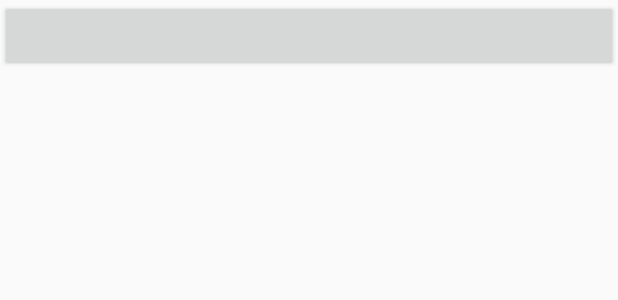
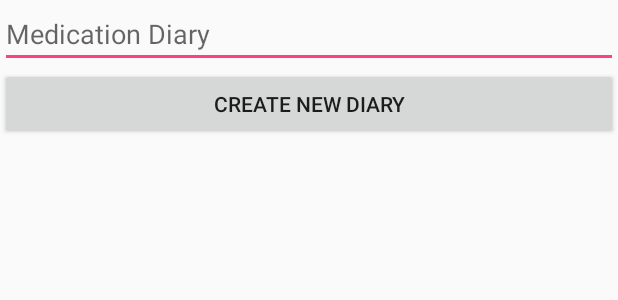
Before and after one commit to Seichis/Symptoms, an Android app: the layout fragment_diary.xml on its own in the app's theme, with its tools: preview values and no code run, on a phone screen of 412 x 824 dp. Shown: the top 300 px of the screen. Run offline under Robolectric (Android 15) with nearby library versions, the phone set to English and light mode, and no system bars.

```diff
--- a/app/src/main/java/com/masterthesis/personaldata/symptoms/DAO/model/DatabaseHelper.java
+++ b/app/src/main/java/com/masterthesis/personaldata/symptoms/DAO/model/DatabaseHelper.java
@@ -16,7 +16,7 @@ import com.j256.ormlite.table.TableUtils;
 public class DatabaseHelper extends OrmLiteSqliteOpenHelper {
 
     private static final String DATABASE_NAME = "symptoms_first.db";
-    private static final int DATABASE_VERSION = 18;
+    private static final int DATABASE_VERSION = 20;
     private final String LOG_NAME = getClass().getName();
     private Dao<Diary, Integer> diaryDAO;
     private Dao<Symptom, Integer> symptomDAO;
--- a/app/src/main/java/com/masterthesis/personaldata/symptoms/MyApplication.java
+++ b/app/src/main/java/com/masterthesis/personaldata/symptoms/MyApplication.java
@@ -8,8 +8,6 @@ import butterknife.ButterKnife;
 
 public class MyApplication extends Application {
 
-    private static SharedPreferences preferences;
-    private static SharedPreferences.Editor editor;
     // Debugging switch
     public static final boolean APPDEBUG = false;
 
@@ -23,9 +21,6 @@ public class MyApplication extends Application {
 
         ButterKnife.setDebug(BuildConfig.DEBUG);
 
-        preferences = getSharedPreferences("com.masterthesis.personaldata.symptoms", Context.MODE_PRIVATE);
-        editor=preferences.edit();
-
     }
 
 }
--- a/app/src/main/java/com/masterthesis/personaldata/symptoms/dragNdrop/ItemAdapter.java
+++ b/app/src/main/java/com/masterthesis/personaldata/symptoms/dragNdrop/ItemAdapter.java
@@ -1,6 +1,7 @@
 package com.masterthesis.personaldata.symptoms.dragNdrop;
 
 import android.content.Context;
+import android.graphics.Color;
 import android.view.LayoutInflater;
 import android.view.View;
 import android.view.ViewGroup;
@@ -64,6 +65,10 @@ public class ItemAdapter extends ArrayAdapter<Item> implements SpanVariableGridV
             itemViewHolder.itemTitle = (TextView) convertView.findViewById(R.id.textViewTitle);
             itemViewHolder.itemDescription = (TextView) convertView.findViewById(R.id.textViewDescription);
             itemViewHolder.itemIcon = (ImageView) convertView.findViewById(R.id.imageViewIcon);
+            // The first item of the list is considered the active Diary so make it green
+            if (position == 0) {
+                convertView.setBackgroundColor(Color.GREEN);
+            }
             convertView.setTag(itemViewHolder);
 
         } else {
--- a/app/src/main/res/layout/fragment_diary.xml
+++ b/app/src/main/res/layout/fragment_diary.xml
@@ -1,26 +1,41 @@
 <RelativeLayout xmlns:android="http://schemas.android.com/apk/res/android"
+    xmlns:dragAndDrop="http://schemas.android.com/apk/res-auto"
     xmlns:tools="http://schemas.android.com/tools"
     android:layout_width="match_parent"
     android:layout_height="match_parent"
-    xmlns:dragAndDrop="http://schemas.android.com/apk/res-auto"
     tools:context="com.masterthesis.personaldata.symptoms.fragments.DiaryFragment">
 
     <ScrollView
         android:id="@+id/scrollView"
         android:layout_width="match_parent"
-        android:layout_height="wrap_content" >
+        android:layout_height="wrap_content">
+
+        <LinearLayout
+            android:layout_width="match_parent"
+            android:layout_height="wrap_content"
+            android:orientation="vertical">
 
             <com.masterthesis.personaldata.symptoms.dragNdrop.CoolDragAndDropGridView
                 android:id="@+id/coolDragAndDropGridView"
                 android:layout_width="match_parent"
                 android:layout_height="match_parent"
                 dragAndDrop:itemMargin="5dp"
-            dragAndDrop:numColumns="@integer/col_count" >
-        </com.masterthesis.personaldata.symptoms.dragNdrop.CoolDragAndDropGridView>
-    </ScrollView>
-    <Button
+                dragAndDrop:numColumns="@integer/col_count"/>
+
+            <EditText
+                android:id="@+id/input_diary_name"
                 android:layout_width="match_parent"
                 android:layout_height="wrap_content"
+                android:hint="Medication Diary" />
+
+            <Button
                 android:id="@+id/create_diary_button"
-        android:layout_below="@+id/scrollView"/>
+                android:layout_width="match_parent"
+                android:layout_height="wrap_content"
+                android:text="Create new Diary" />
+        </LinearLayout>
+
+    </ScrollView>
+
+
 </RelativeLayout>
```
Also changed, not shown: app/src/main/java/com/masterthesis/personaldata/symptoms/MainActivity.java (+25 -10 lines), app/src/main/java/com/masterthesis/personaldata/symptoms/fragments/DiaryFragment.java (+50 -17 lines), app/src/main/java/com/masterthesis/personaldata/symptoms/managers/ButtonInputManager.java (added, +8 -0 lines), app/src/main/java/com/masterthesis/personaldata/symptoms/managers/DiaryManager.java (+6 -1 lines). Lines whose indentation alone changed are shown as unchanged.
